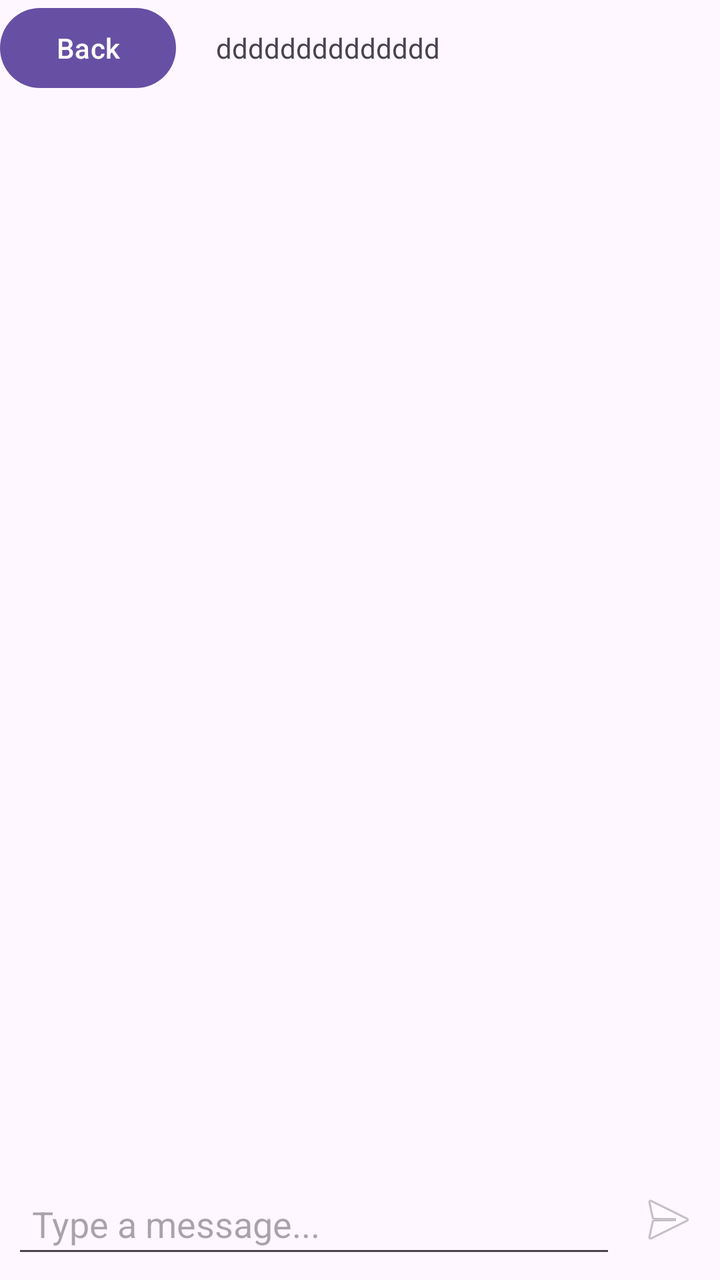
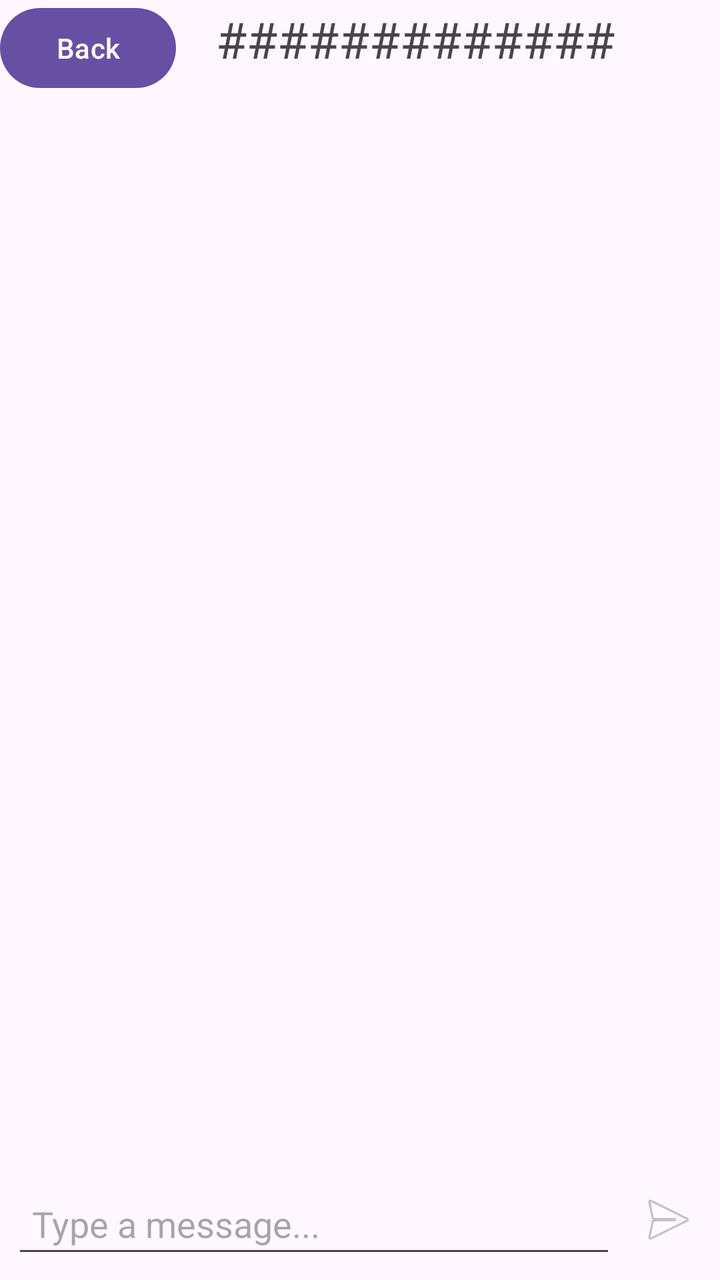

Before-and-after screenshots of an Android layout around one commit, followed by the original layout XML and the change that was made.
<!-- AndroidManifest.xml: application theme Theme.Project -->
<!-- res/layout/chatlyt.xml -->
<LinearLayout android:id="@+id/rootLayout" xmlns:android="http://schemas.android.com/apk/res/android" android:orientation="vertical" android:layout_width="match_parent" android:layout_height="match_parent" android:fitsSystemWindows="true">

    <LinearLayout android:layout_width="match_parent" android:layout_height="wrap_content" android:orientation="horizontal">

        <Button android:id="@+id/GoBack" android:layout_width="wrap_content" android:layout_height="wrap_content" android:text="Back"></Button>

        <Space android:layout_width="20dp" android:layout_height="match_parent"></Space>

        <TextView android:id="@+id/HeadTxt" android:layout_width="wrap_content" android:layout_height="50dp" android:text="dddddddddddddd"></TextView>

    </LinearLayout>

    <ListView android:id="@+id/listView" android:layout_width="match_parent" android:layout_height="0dp" android:layout_weight="1" android:divider="@null" android:stackFromBottom="true" android:transcriptMode="alwaysScroll"/>

    <LinearLayout android:layout_width="match_parent" android:layout_height="wrap_content" android:orientation="horizontal" android:padding="6dp">

        <EditText android:id="@+id/etMessage" android:layout_width="0dp" android:layout_height="wrap_content" android:layout_weight="1" android:minHeight="40dp" android:maxHeight="120dp" android:hint="Type a message..." android:padding="10dp" android:inputType="textMultiLine" android:gravity="top|start" android:scrollHorizontally="false"/>

        <ImageButton android:id="@+id/btnSend" android:layout_width="40dp" android:layout_height="40dp" android:layout_marginStart="6dp" android:src="@android:drawable/ic_menu_send" android:background="@android:color/transparent" android:contentDescription="Send" android:enabled="false" android:alpha="0.5"/>

    </LinearLayout>

</LinearLayout>
<!-- resources referenced by this layout -->
<resources>
  <style name="Theme.Project" parent="Base.Theme.Project" />
  <style name="Base.Theme.Project" parent="Theme.Material3.DayNight.NoActionBar">
          
          
      </style>
</resources>

<!-- the commit's change to res/layout/chatlyt.xml (unified diff, before → after) -->
@@ -6,7 +6,7 @@
 
         <Space android:layout_width="20dp" android:layout_height="match_parent"></Space>
 
-        <TextView android:id="@+id/HeadTxt" android:layout_width="wrap_content" android:layout_height="50dp" android:text="dddddddddddddd"></TextView>
+        <TextView android:id="@+id/HeadTxt" android:layout_width="wrap_content" android:layout_height="50dp" android:text="#############" android:textSize="25dp"></TextView>
 
     </LinearLayout>
 
